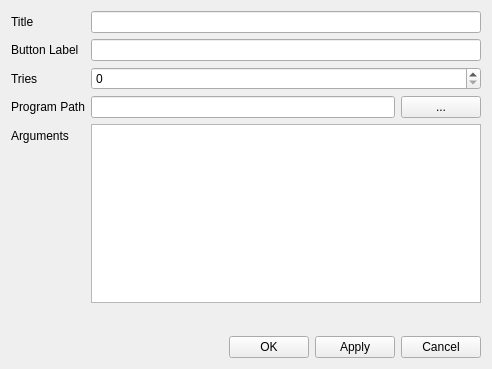
Old version of the form QJTAG/settingsdialog.ui in the repository pr4u4t/automatron3000.
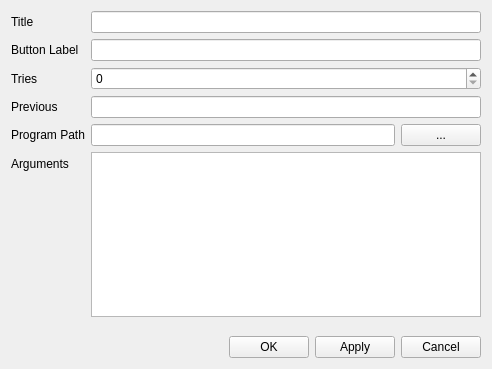
New version of the form. Custom widgets are drawn as their Qt base class.

```diff
--- a/QJTAG/settingsdialog.ui
+++ b/QJTAG/settingsdialog.ui
@@ -81,6 +81,16 @@
      <item row="2" column="1">
       <widget class="QSpinBox" name="triesEdit"/>
      </item>
+     <item row="3" column="0">
+      <widget class="QLabel" name="label_6">
+       <property name="text">
+        <string>Previous</string>
+       </property>
+      </widget>
+     </item>
+     <item row="3" column="1">
+      <widget class="QLineEdit" name="previousEdit"/>
+     </item>
     </layout>
    </item>
    <item>
```
